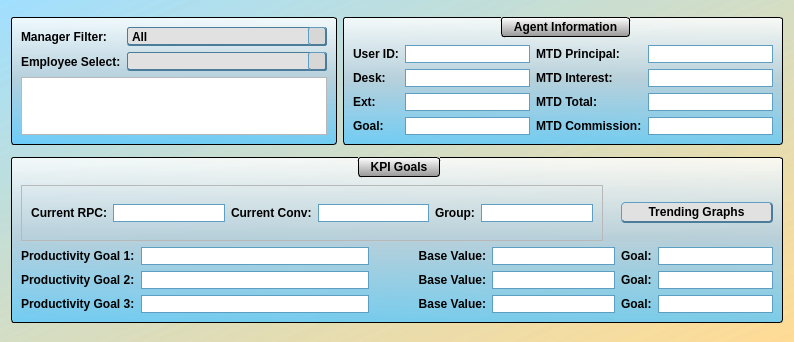
The window that Ui_Files/agent_details.ui (jakesb27/Manager_KPI_Tracker) describes before a commit, drawn with Qt 5.
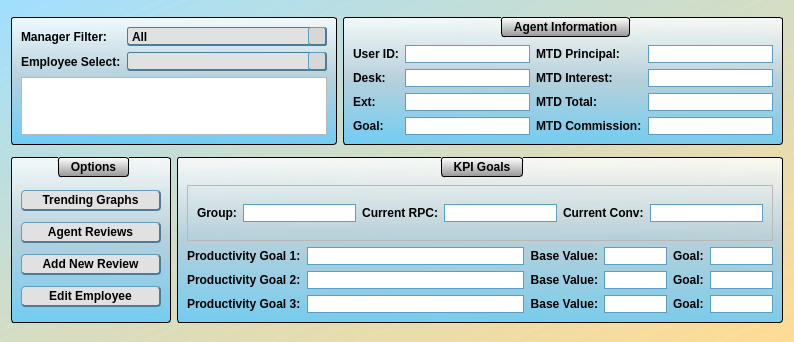
The same window after the commit. Icons and pictures are not drawn.

Commit message: finished reviews and all functionality for each gui.

Diff of the .ui file:
```diff
--- a/Ui_Files/agent_details.ui
+++ b/Ui_Files/agent_details.ui
@@ -223,124 +223,7 @@
 }</string>
   </property>
   <layout class="QGridLayout" name="gridLayout_2">
-   <item row="0" column="0">
-    <widget class="QGroupBox" name="groupBox_2">
-     <property name="sizePolicy">
-      <sizepolicy hsizetype="Preferred" vsizetype="Maximum">
-       <horstretch>0</horstretch>
-       <verstretch>0</verstretch>
-      </sizepolicy>
-     </property>
-     <property name="styleSheet">
-      <string notr="true">QGroupBox{
-	background-color: qlineargradient(spread:pad, x1:0.5, y1:0, x2:0.5, y2:1, stop:0 rgba(255, 255, 255, 209), stop:0.485876 rgba(181, 207, 220, 239), stop:1 rgba(85, 199, 255, 196));
-	border: 1px solid black;
-	border-radius: 3px;
-	margin-top: 1ex;
-	padding-top: 0;
-	font: 11pt &quot;Corbel&quot;;
-	font-weight: bold;
-}
-QGroupBox::title{
-	background-color: rgb(195, 195, 195);
-	border: 1px solid black;
-	border-radius: 3px;
-	padding: 2 10px;
-	subcontrol-origin: margin;
-	subcontrol-position: top;
-	font: 11pt &quot;Corbel&quot;;
-	font-weight: bold;
-}</string>
-     </property>
-     <property name="title">
-      <string/>
-     </property>
-     <layout class="QGridLayout" name="gridLayout_4">
-      <item row="2" column="1" colspan="2">
-       <widget class="QTextBrowser" name="employeeMisc">
-        <property name="sizePolicy">
-         <sizepolicy hsizetype="MinimumExpanding" vsizetype="Preferred">
-          <horstretch>0</horstretch>
-          <verstretch>0</verstretch>
-         </sizepolicy>
-        </property>
-        <property name="maximumSize">
-         <size>
-          <width>16777215</width>
-          <height>58</height>
-         </size>
-        </property>
-        <property name="html">
-         <string>&lt;!DOCTYPE HTML PUBLIC &quot;-//W3C//DTD HTML 4.0//EN&quot; &quot;http://www.w3.org/TR/REC-html40/strict.dtd&quot;&gt;
-&lt;html&gt;&lt;head&gt;&lt;meta name=&quot;qrichtext&quot; content=&quot;1&quot; /&gt;&lt;style type=&quot;text/css&quot;&gt;
-p, li { white-space: pre-wrap; }
-&lt;/style&gt;&lt;/head&gt;&lt;body style=&quot; font-family:'Corbel'; font-size:12pt; font-weight:400; font-style:normal;&quot;&gt;
-&lt;p style=&quot;-qt-paragraph-type:empty; margin-top:0px; margin-bottom:0px; margin-left:0px; margin-right:0px; -qt-block-indent:0; text-indent:0px;&quot;&gt;&lt;br /&gt;&lt;/p&gt;&lt;/body&gt;&lt;/html&gt;</string>
-        </property>
-        <property name="openExternalLinks">
-         <bool>true</bool>
-        </property>
-       </widget>
-      </item>
-      <item row="1" column="1">
-       <widget class="QLabel" name="label_20">
-        <property name="sizePolicy">
-         <sizepolicy hsizetype="Maximum" vsizetype="Preferred">
-          <horstretch>0</horstretch>
-          <verstretch>0</verstretch>
-         </sizepolicy>
-        </property>
-        <property name="text">
-         <string>Employee Select:</string>
-        </property>
-       </widget>
-      </item>
-      <item row="1" column="2">
-       <widget class="QComboBox" name="employeeSelect">
-        <property name="minimumSize">
-         <size>
-          <width>200</width>
-          <height>0</height>
-         </size>
-        </property>
-        <property name="styleSheet">
-         <string notr="true">QFrame{
-	background-color: qlineargradient(spread:pad, x1:0.5, y1:0, x2:0.5, y2:1, stop:0 rgba(255, 255, 255, 209), stop:0.485876 rgba(181, 207, 220, 239), stop:1 rgba(85, 199, 255, 196));
-}</string>
-        </property>
-       </widget>
-      </item>
-      <item row="0" column="1">
-       <widget class="QLabel" name="label_21">
-        <property name="text">
-         <string>Manager Filter:</string>
-        </property>
-       </widget>
-      </item>
-      <item row="0" column="2">
-       <widget class="QComboBox" name="managerCombo">
-        <property name="minimumSize">
-         <size>
-          <width>200</width>
-          <height>0</height>
-         </size>
-        </property>
-        <property name="styleSheet">
-         <string notr="true">QFrame{
-	background-color: qlineargradient(spread:pad, x1:0.5, y1:0, x2:0.5, y2:1, stop:0 rgba(255, 255, 255, 209), stop:0.485876 rgba(181, 207, 220, 239), stop:1 rgba(85, 199, 255, 196));
-}</string>
-        </property>
-        <item>
-         <property name="text">
-          <string>All</string>
-         </property>
-        </item>
-       </widget>
-      </item>
-     </layout>
-    </widget>
-   </item>
-   <item row="1" column="0" colspan="2">
+   <item row="2" column="1" colspan="2">
     <widget class="QGroupBox" name="groupBox">
      <property name="sizePolicy">
       <sizepolicy hsizetype="Preferred" vsizetype="Maximum">
@@ -352,7 +235,14 @@
       <string>KPI Goals</string>
      </property>
      <layout class="QGridLayout" name="gridLayout_3">
-      <item row="2" column="0">
+      <item row="1" column="1">
+       <widget class="QLineEdit" name="agentDesc1">
+        <property name="readOnly">
+         <bool>true</bool>
+        </property>
+       </widget>
+      </item>
+      <item row="1" column="0">
        <widget class="QLabel" name="label_11">
         <property name="sizePolicy">
          <sizepolicy hsizetype="Maximum" vsizetype="Preferred">
@@ -365,92 +255,152 @@
         </property>
        </widget>
       </item>
-      <item row="4" column="7">
+      <item row="3" column="4">
        <widget class="QLabel" name="label_19">
+        <property name="text">
+         <string>Goal:</string>
+        </property>
+       </widget>
+      </item>
+      <item row="2" column="3">
+       <widget class="QLineEdit" name="agentBase2">
+        <property name="maximumSize">
+         <size>
+          <width>75</width>
+          <height>16777215</height>
+         </size>
+        </property>
+        <property name="readOnly">
+         <bool>true</bool>
+        </property>
+       </widget>
+      </item>
+      <item row="3" column="5">
+       <widget class="QLineEdit" name="agentGoal3">
+        <property name="maximumSize">
+         <size>
+          <width>75</width>
+          <height>16777215</height>
+         </size>
+        </property>
+        <property name="readOnly">
+         <bool>true</bool>
+        </property>
+       </widget>
+      </item>
+      <item row="2" column="4">
+       <widget class="QLabel" name="label_18">
+        <property name="text">
+         <string>Goal:</string>
+        </property>
+       </widget>
+      </item>
+      <item row="3" column="3">
+       <widget class="QLineEdit" name="agentBase3">
+        <property name="maximumSize">
+         <size>
+          <width>75</width>
+          <height>16777215</height>
+         </size>
+        </property>
+        <property name="readOnly">
+         <bool>true</bool>
+        </property>
+       </widget>
+      </item>
+      <item row="2" column="1">
+       <widget class="QLineEdit" name="agentDesc2">
+        <property name="readOnly">
+         <bool>true</bool>
+        </property>
+       </widget>
+      </item>
+      <item row="1" column="5">
+       <widget class="QLineEdit" name="agentGoal1">
+        <property name="maximumSize">
+         <size>
+          <width>75</width>
+          <height>16777215</height>
+         </size>
+        </property>
+        <property name="readOnly">
+         <bool>true</bool>
+        </property>
+       </widget>
+      </item>
+      <item row="1" column="2">
+       <widget class="QLabel" name="label_15">
         <property name="sizePolicy">
-         <sizepolicy hsizetype="Maximum" vsizetype="Preferred">
+         <sizepolicy hsizetype="Preferred" vsizetype="Preferred">
           <horstretch>0</horstretch>
           <verstretch>0</verstretch>
          </sizepolicy>
         </property>
         <property name="text">
-         <string>Goal:</string>
+         <string>Base Value:</string>
+        </property>
+        <property name="alignment">
+         <set>Qt::AlignRight|Qt::AlignTrailing|Qt::AlignVCenter</set>
         </property>
        </widget>
       </item>
-      <item row="3" column="8">
+      <item row="2" column="5">
        <widget class="QLineEdit" name="agentGoal2">
-        <property name="sizePolicy">
-         <sizepolicy hsizetype="Preferred" vsizetype="Fixed">
-          <horstretch>0</horstretch>
-          <verstretch>0</verstretch>
-         </sizepolicy>
+        <property name="maximumSize">
+         <size>
+          <width>75</width>
+          <height>16777215</height>
+         </size>
         </property>
         <property name="readOnly">
          <bool>true</bool>
         </property>
        </widget>
       </item>
-      <item row="4" column="1" colspan="2">
+      <item row="3" column="0">
+       <widget class="QLabel" name="label_13">
+        <property name="sizePolicy">
+         <sizepolicy hsizetype="Maximum" vsizetype="Preferred">
+          <horstretch>0</horstretch>
+          <verstretch>0</verstretch>
+         </sizepolicy>
+        </property>
+        <property name="text">
+         <string>Productivity Goal 3:</string>
+        </property>
+       </widget>
+      </item>
+      <item row="1" column="4">
+       <widget class="QLabel" name="label_17">
+        <property name="text">
+         <string>Goal:</string>
+        </property>
+       </widget>
+      </item>
+      <item row="3" column="2">
+       <widget class="QLabel" name="label_16">
+        <property name="sizePolicy">
+         <sizepolicy hsizetype="Preferred" vsizetype="Preferred">
+          <horstretch>0</horstretch>
+          <verstretch>0</verstretch>
+         </sizepolicy>
+        </property>
+        <property name="text">
+         <string>Base Value:</string>
+        </property>
+        <property name="alignment">
+         <set>Qt::AlignRight|Qt::AlignTrailing|Qt::AlignVCenter</set>
+        </property>
+       </widget>
+      </item>
+      <item row="3" column="1">
        <widget class="QLineEdit" name="agentDesc3">
-        <property name="sizePolicy">
-         <sizepolicy hsizetype="MinimumExpanding" vsizetype="Fixed">
-          <horstretch>0</horstretch>
-          <verstretch>0</verstretch>
-         </sizepolicy>
-        </property>
         <property name="readOnly">
          <bool>true</bool>
         </property>
        </widget>
       </item>
-      <item row="2" column="1" colspan="2">
-       <widget class="QLineEdit" name="agentDesc1">
-        <property name="sizePolicy">
-         <sizepolicy hsizetype="MinimumExpanding" vsizetype="Fixed">
-          <horstretch>0</horstretch>
-          <verstretch>0</verstretch>
-         </sizepolicy>
-        </property>
-        <property name="readOnly">
-         <bool>true</bool>
-        </property>
-       </widget>
-      </item>
-      <item row="0" column="7" colspan="2">
-       <widget class="QPushButton" name="employeeGraphs">
-        <property name="text">
-         <string>Trending Graphs</string>
-        </property>
-       </widget>
-      </item>
-      <item row="3" column="1" colspan="2">
-       <widget class="QLineEdit" name="agentDesc2">
-        <property name="sizePolicy">
-         <sizepolicy hsizetype="MinimumExpanding" vsizetype="Fixed">
-          <horstretch>0</horstretch>
-          <verstretch>0</verstretch>
-         </sizepolicy>
-        </property>
-        <property name="readOnly">
-         <bool>true</bool>
-        </property>
-       </widget>
-      </item>
-      <item row="3" column="7">
-       <widget class="QLabel" name="label_18">
-        <property name="sizePolicy">
-         <sizepolicy hsizetype="Maximum" vsizetype="Preferred">
-          <horstretch>0</horstretch>
-          <verstretch>0</verstretch>
-         </sizepolicy>
-        </property>
-        <property name="text">
-         <string>Goal:</string>
-        </property>
-       </widget>
-      </item>
-      <item row="0" column="0" colspan="5">
+      <item row="0" column="0" colspan="6">
        <widget class="QFrame" name="frame">
         <property name="frameShape">
          <enum>QFrame::StyledPanel</enum>
@@ -465,6 +415,20 @@
          <property name="bottomMargin">
           <number>18</number>
          </property>
+         <item>
+          <widget class="QLabel" name="label_22">
+           <property name="text">
+            <string>Group:</string>
+           </property>
+          </widget>
+         </item>
+         <item>
+          <widget class="QLineEdit" name="agentGroup">
+           <property name="readOnly">
+            <bool>true</bool>
+           </property>
+          </widget>
+         </item>
          <item>
           <widget class="QLabel" name="label_9">
            <property name="sizePolicy">
@@ -508,37 +472,23 @@
            </property>
           </widget>
          </item>
-         <item>
-          <widget class="QLabel" name="label_22">
-           <property name="text">
-            <string>Group:</string>
-           </property>
-          </widget>
-         </item>
-         <item>
-          <widget class="QLineEdit" name="agentGroup">
-           <property name="readOnly">
-            <bool>true</bool>
-           </property>
-          </widget>
-         </item>
         </layout>
        </widget>
       </item>
-      <item row="2" column="7">
-       <widget class="QLabel" name="label_17">
-        <property name="sizePolicy">
-         <sizepolicy hsizetype="Maximum" vsizetype="Preferred">
-          <horstretch>0</horstretch>
-          <verstretch>0</verstretch>
-         </sizepolicy>
+      <item row="1" column="3">
+       <widget class="QLineEdit" name="agentBase1">
+        <property name="maximumSize">
+         <size>
+          <width>75</width>
+          <height>16777215</height>
+         </size>
         </property>
-        <property name="text">
-         <string>Goal:</string>
+        <property name="readOnly">
+         <bool>true</bool>
         </property>
        </widget>
       </item>
-      <item row="3" column="0">
+      <item row="2" column="0">
        <widget class="QLabel" name="label_12">
         <property name="sizePolicy">
          <sizepolicy hsizetype="Maximum" vsizetype="Preferred">
@@ -551,62 +501,7 @@
         </property>
        </widget>
       </item>
-      <item row="2" column="8">
-       <widget class="QLineEdit" name="agentGoal1">
-        <property name="sizePolicy">
-         <sizepolicy hsizetype="Preferred" vsizetype="Fixed">
-          <horstretch>0</horstretch>
-          <verstretch>0</verstretch>
-         </sizepolicy>
-        </property>
-        <property name="readOnly">
-         <bool>true</bool>
-        </property>
-       </widget>
-      </item>
-      <item row="4" column="8">
-       <widget class="QLineEdit" name="agentGoal3">
-        <property name="sizePolicy">
-         <sizepolicy hsizetype="Preferred" vsizetype="Fixed">
-          <horstretch>0</horstretch>
-          <verstretch>0</verstretch>
-         </sizepolicy>
-        </property>
-        <property name="readOnly">
-         <bool>true</bool>
-        </property>
-       </widget>
-      </item>
-      <item row="4" column="0">
-       <widget class="QLabel" name="label_13">
-        <property name="sizePolicy">
-         <sizepolicy hsizetype="Maximum" vsizetype="Preferred">
-          <horstretch>0</horstretch>
-          <verstretch>0</verstretch>
-         </sizepolicy>
-        </property>
-        <property name="text">
-         <string>Productivity Goal 3:</string>
-        </property>
-       </widget>
-      </item>
-      <item row="2" column="3">
-       <widget class="QLabel" name="label_15">
-        <property name="sizePolicy">
-         <sizepolicy hsizetype="Preferred" vsizetype="Preferred">
-          <horstretch>0</horstretch>
-          <verstretch>0</verstretch>
-         </sizepolicy>
-        </property>
-        <property name="text">
-         <string>Base Value:</string>
-        </property>
-        <property name="alignment">
-         <set>Qt::AlignRight|Qt::AlignTrailing|Qt::AlignVCenter</set>
-        </property>
-       </widget>
-      </item>
-      <item row="3" column="3">
+      <item row="2" column="2">
        <widget class="QLabel" name="label_14">
         <property name="sizePolicy">
          <sizepolicy hsizetype="Preferred" vsizetype="Preferred">
@@ -622,65 +517,10 @@
         </property>
        </widget>
       </item>
-      <item row="2" column="4" colspan="3">
-       <widget class="QLineEdit" name="agentBase1">
-        <property name="sizePolicy">
-         <sizepolicy hsizetype="Preferred" vsizetype="Fixed">
-          <horstretch>0</horstretch>
-          <verstretch>0</verstretch>
-         </sizepolicy>
-        </property>
-        <property name="readOnly">
-         <bool>true</bool>
-        </property>
-       </widget>
-      </item>
-      <item row="3" column="4" colspan="3">
-       <widget class="QLineEdit" name="agentBase2">
-        <property name="sizePolicy">
-         <sizepolicy hsizetype="Preferred" vsizetype="Fixed">
-          <horstretch>0</horstretch>
-          <verstretch>0</verstretch>
-         </sizepolicy>
-        </property>
-        <property name="readOnly">
-         <bool>true</bool>
-        </property>
-       </widget>
-      </item>
-      <item row="4" column="3">
-       <widget class="QLabel" name="label_16">
-        <property name="sizePolicy">
-         <sizepolicy hsizetype="Preferred" vsizetype="Preferred">
-          <horstretch>0</horstretch>
-          <verstretch>0</verstretch>
-         </sizepolicy>
-        </property>
-        <property name="text">
-         <string>Base Value:</string>
-        </property>
-        <property name="alignment">
-         <set>Qt::AlignRight|Qt::AlignTrailing|Qt::AlignVCenter</set>
-        </property>
-       </widget>
-      </item>
-      <item row="4" column="4" colspan="3">
-       <widget class="QLineEdit" name="agentBase3">
-        <property name="sizePolicy">
-         <sizepolicy hsizetype="Preferred" vsizetype="Fixed">
-          <horstretch>0</horstretch>
-          <verstretch>0</verstretch>
-         </sizepolicy>
-        </property>
-        <property name="readOnly">
-         <bool>true</bool>
-        </property>
-       </widget>
-      </item>
      </layout>
     </widget>
    </item>
-   <item row="0" column="1">
+   <item row="0" column="2">
     <widget class="QGroupBox" name="agentDetails">
      <property name="sizePolicy">
       <sizepolicy hsizetype="Preferred" vsizetype="Maximum">
@@ -903,6 +743,160 @@
      </layout>
     </widget>
    </item>
+   <item row="2" column="0">
+    <widget class="QGroupBox" name="groupBox_3">
+     <property name="title">
+      <string>Options</string>
+     </property>
+     <layout class="QVBoxLayout" name="verticalLayout_2">
+      <item>
+       <widget class="QPushButton" name="employeeGraphs">
+        <property name="text">
+         <string>Trending Graphs</string>
+        </property>
+       </widget>
+      </item>
+      <item>
+       <widget class="QPushButton" name="employeeReviews">
+        <property name="text">
+         <string>Agent Reviews</string>
+        </property>
+       </widget>
+      </item>
+      <item>
+       <widget class="QPushButton" name="addReview">
+        <property name="text">
+         <string>Add New Review</string>
+        </property>
+       </widget>
+      </item>
+      <item>
+       <widget class="QPushButton" name="agentEdit">
+        <property name="text">
+         <string>Edit Employee</string>
+        </property>
+       </widget>
+      </item>
+     </layout>
+    </widget>
+   </item>
+   <item row="0" column="0" colspan="2">
+    <widget class="QGroupBox" name="groupBox_2">
+     <property name="sizePolicy">
+      <sizepolicy hsizetype="Preferred" vsizetype="Maximum">
+       <horstretch>0</horstretch>
+       <verstretch>0</verstretch>
+      </sizepolicy>
+     </property>
+     <property name="styleSheet">
+      <string notr="true">QGroupBox{
+	background-color: qlineargradient(spread:pad, x1:0.5, y1:0, x2:0.5, y2:1, stop:0 rgba(255, 255, 255, 209), stop:0.485876 rgba(181, 207, 220, 239), stop:1 rgba(85, 199, 255, 196));
+	border: 1px solid black;
+	border-radius: 3px;
+	margin-top: 1ex;
+	padding-top: 0;
+	font: 11pt &quot;Corbel&quot;;
+	font-weight: bold;
+}
+QGroupBox::title{
+	background-color: rgb(195, 195, 195);
+	border: 1px solid black;
+	border-radius: 3px;
+	padding: 2 10px;
+	subcontrol-origin: margin;
+	subcontrol-position: top;
+	font: 11pt &quot;Corbel&quot;;
+	font-weight: bold;
+}</string>
+     </property>
+     <property name="title">
+      <string/>
+     </property>
+     <layout class="QGridLayout" name="gridLayout_4">
+      <item row="2" column="1" colspan="2">
+       <widget class="QTextBrowser" name="employeeMisc">
+        <property name="sizePolicy">
+         <sizepolicy hsizetype="MinimumExpanding" vsizetype="Preferred">
+          <horstretch>0</horstretch>
+          <verstretch>0</verstretch>
+         </sizepolicy>
+        </property>
+        <property name="maximumSize">
+         <size>
+          <width>16777215</width>
+          <height>58</height>
+         </size>
+        </property>
+        <property name="html">
+         <string>&lt;!DOCTYPE HTML PUBLIC &quot;-//W3C//DTD HTML 4.0//EN&quot; &quot;http://www.w3.org/TR/REC-html40/strict.dtd&quot;&gt;
+&lt;html&gt;&lt;head&gt;&lt;meta name=&quot;qrichtext&quot; content=&quot;1&quot; /&gt;&lt;style type=&quot;text/css&quot;&gt;
+p, li { white-space: pre-wrap; }
+&lt;/style&gt;&lt;/head&gt;&lt;body style=&quot; font-family:'Corbel'; font-size:12pt; font-weight:400; font-style:normal;&quot;&gt;
+&lt;p style=&quot;-qt-paragraph-type:empty; margin-top:0px; margin-bottom:0px; margin-left:0px; margin-right:0px; -qt-block-indent:0; text-indent:0px;&quot;&gt;&lt;br /&gt;&lt;/p&gt;&lt;/body&gt;&lt;/html&gt;</string>
+        </property>
+        <property name="openExternalLinks">
+         <bool>true</bool>
+        </property>
+       </widget>
+      </item>
+      <item row="1" column="1">
+       <widget class="QLabel" name="label_20">
+        <property name="sizePolicy">
+         <sizepolicy hsizetype="Maximum" vsizetype="Preferred">
+          <horstretch>0</horstretch>
+          <verstretch>0</verstretch>
+         </sizepolicy>
+        </property>
+        <property name="text">
+         <string>Employee Select:</string>
+        </property>
+       </widget>
+      </item>
+      <item row="1" column="2">
+       <widget class="QComboBox" name="employeeSelect">
+        <property name="minimumSize">
+         <size>
+          <width>200</width>
+          <height>0</height>
+         </size>
+        </property>
+        <property name="styleSheet">
+         <string notr="true">QFrame{
+	background-color: qlineargradient(spread:pad, x1:0.5, y1:0, x2:0.5, y2:1, stop:0 rgba(255, 255, 255, 209), stop:0.485876 rgba(181, 207, 220, 239), stop:1 rgba(85, 199, 255, 196));
+}</string>
+        </property>
+       </widget>
+      </item>
+      <item row="0" column="1">
+       <widget class="QLabel" name="label_21">
+        <property name="text">
+         <string>Manager Filter:</string>
+        </property>
+       </widget>
+      </item>
+      <item row="0" column="2">
+       <widget class="QComboBox" name="managerCombo">
+        <property name="minimumSize">
+         <size>
+          <width>200</width>
+          <height>0</height>
+         </size>
+        </property>
+        <property name="styleSheet">
+         <string notr="true">QFrame{
+	background-color: qlineargradient(spread:pad, x1:0.5, y1:0, x2:0.5, y2:1, stop:0 rgba(255, 255, 255, 209), stop:0.485876 rgba(181, 207, 220, 239), stop:1 rgba(85, 199, 255, 196));
+}</string>
+        </property>
+        <item>
+         <property name="text">
+          <string>All</string>
+         </property>
+        </item>
+       </widget>
+      </item>
+     </layout>
+    </widget>
+   </item>
   </layout>
  </widget>
  <tabstops>
```
Left out of the diff: 4 changed lines with no effect on the pictures. The commit also changes 10 other files.
